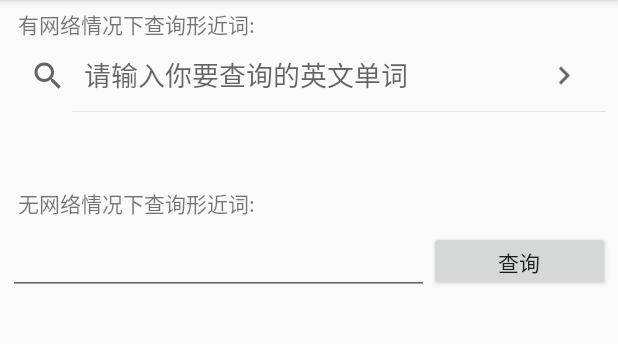
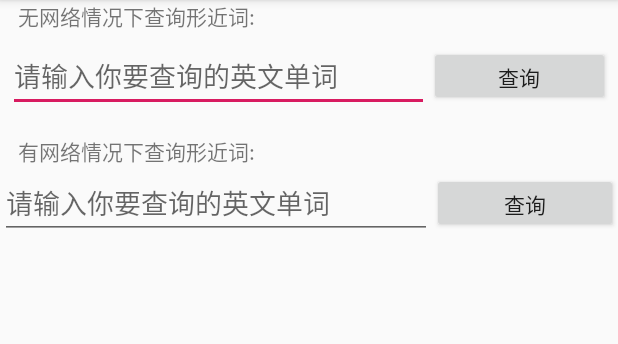
Before and after one commit to houyi19/searchEnglish, an Android app: the screen it shows after launch (SEMainActivity), on a phone screen of 412 x 824 dp, the part 84-428 px from its top. Run offline under Robolectric (Android 15) with nearby library versions, the phone set to English and light mode, and no system bars.

Commit message:
add online  adapter

```diff
--- a/app/build.gradle
+++ b/app/build.gradle
@@ -19,10 +19,11 @@ android {
 }
 
 dependencies {
-    implementation fileTree(dir: 'libs', include: ['*.jar'])
+    implementation fileTree(include: ['*.jar'], dir: 'libs')
     implementation 'com.android.support:appcompat-v7:28.0.0'
     implementation 'com.android.support.constraint:constraint-layout:1.1.3'
     testImplementation 'junit:junit:4.12'
     androidTestImplementation 'com.android.support.test:runner:1.0.2'
     androidTestImplementation 'com.android.support.test.espresso:espresso-core:3.0.2'
+    implementation 'com.android.support:recyclerview-v7:28.0.0'
 }
--- a/app/src/main/java/com/example/study/serachenglish/SEMainActivity.java
+++ b/app/src/main/java/com/example/study/serachenglish/SEMainActivity.java
@@ -2,6 +2,8 @@ package com.example.study.serachenglish;
 
 import android.support.v7.app.AppCompatActivity;
 import android.os.Bundle;
+import android.support.v7.widget.LinearLayoutManager;
+import android.support.v7.widget.RecyclerView;
 import android.support.v7.widget.SearchView;
 import android.util.Log;
 import android.view.View;
@@ -19,10 +21,11 @@ import java.util.ArrayList;
 public class SEMainActivity extends AppCompatActivity {
 
     private ArrayList<String> mModels;
-    private EditText mEdit;
+    private EditText mEdit,mSearchView;
     private Button mSubmitBtn;
     private TextView mResult,mResult1,mResult2,mResult3,mResult4;
-    private SearchView mSearchView;
+    private RecyclerView mRecycler;
+    private WordAdapter mAdapter;
     private boolean mFlag = false;
 
 
@@ -40,29 +43,29 @@ public class SEMainActivity extends AppCompatActivity {
         mResult4 = findViewById(R.id.act_result4);
         mResult1 = findViewById(R.id.act_result1);
         mSearchView = findViewById(R.id.act_search);
+        mRecycler = findViewById(R.id.act_recyler);
+        LinearLayoutManager mLinearLayoutManager = new LinearLayoutManager(this);
+        mRecycler.setLayoutManager(mLinearLayoutManager);
+        mAdapter = new WordAdapter();
+        mRecycler.setAdapter(mAdapter);
     }
 
     @Override
     protected void onStart() {
         super.onStart();
-        mSearchView.setQueryHint("请输入你要查询的英文单词");
-        mSearchView.setSubmitButtonEnabled(true);
-        mSearchView.setIconifiedByDefault(false);
     }
 
     @Override
     protected void onResume() {
         super.onResume();
-        mSearchView.setOnQueryTextListener(new SearchView.OnQueryTextListener() {
+        mSearchView.setOnClickListener(new View.OnClickListener() {
             @Override
-            public boolean onQueryTextSubmit(String s) {
-                Toast.makeText(getApplicationContext(),s,Toast.LENGTH_SHORT).show();
-                return true;
-            }
-
-            @Override
-            public boolean onQueryTextChange(String s) {
-                return false;
+            public void onClick(View v) {
+                mResult.setVisibility(View.GONE);
+                mResult1.setVisibility(View.GONE);
+                mResult2.setVisibility(View.GONE);
+                mResult3.setVisibility(View.GONE);
+                mResult4.setVisibility(View.GONE);
             }
         });
         mSubmitBtn.setOnClickListener(new View.OnClickListener() {
@@ -87,15 +90,13 @@ public class SEMainActivity extends AppCompatActivity {
         super.onPause();
     }
 
+    //获取形近词
     private void getResultWord(String s) {
         mFlag = false;
         TextView[] mRes = {mResult, mResult1, mResult2, mResult3, mResult4};
         int count = 0;
         for (int i = 0; i < mModels.size(); i++) {
             String s1 = mModels.get(i);
-            if (s1.isEmpty()) {
-                Log.i("test2", s1);
-            }
             double res = getStringDistance(s, s1);
             if (res < 3.0) {
                 mFlag = true;
@@ -118,6 +119,7 @@ public class SEMainActivity extends AppCompatActivity {
         }
     }
 
+    //将txt读取到mAllmodel里面，以便于后期直接进行比较
     private void duquTxt(ArrayList<String> models) {
         try {
             InputStreamReader fileReader = new InputStreamReader(getResources().openRawResource(R.raw.words));
@@ -136,6 +138,7 @@ public class SEMainActivity extends AppCompatActivity {
         }
     }
 
+    //基于Levenshtein Distance算法进行匹配。
     public double getStringDistance(String s1, String s2) {
 
         double distance[][];// 定义距离表
--- /dev/null
+++ b/app/src/main/java/com/example/study/serachenglish/WordAdapter.java
@@ -0,0 +1,50 @@
+package com.example.study.serachenglish;
+
+import android.support.annotation.NonNull;
+import android.support.v7.widget.RecyclerView;
+import android.view.View;
+import android.view.ViewGroup;
+
+import java.util.ArrayList;
+
+public class WordAdapter extends RecyclerView.Adapter<WordAdapter.ViewHodler> {
+    private ArrayList<WordBean> mWordModels;
+
+    public WordAdapter() {
+        mWordModels = new ArrayList<>();
+    }
+
+    public void setData(ArrayList<WordBean> mModels) {
+        mWordModels.clear();
+        if (mModels.isEmpty()) {
+            return;
+        }
+        mWordModels.addAll(mModels);
+        notifyDataSetChanged();
+    }
+
+    @NonNull
+    @Override
+    public ViewHodler onCreateViewHolder(@NonNull ViewGroup viewGroup, int i) {
+        return null;
+    }
+
+    @Override
+    public void onBindViewHolder(@NonNull ViewHodler viewHoler, int i) {
+
+    }
+
+    @Override
+    public int getItemCount() {
+        return mWordModels.size();
+    }
+
+
+    protected class ViewHodler extends RecyclerView.ViewHolder {
+
+        public ViewHodler(@NonNull View itemView) {
+            super(itemView);
+        }
+    }
+
+}
--- /dev/null
+++ b/app/src/main/java/com/example/study/serachenglish/WordBean.java
@@ -0,0 +1,5 @@
+package com.example.study.serachenglish;
+
+public class WordBean {
+
+}
--- a/app/src/main/res/layout/activity_semain.xml
+++ b/app/src/main/res/layout/activity_semain.xml
@@ -7,30 +7,11 @@
     android:orientation="vertical"
     tools:context=".SEMainActivity">
 
-    <TextView
-        android:layout_width="wrap_content"
-        android:layout_height="wrap_content"
-        android:layout_marginLeft="12dp"
-        android:layout_marginTop="5dp"
-        android:text="有网络情况下查询形近词:" />
-
-
-    <LinearLayout
-        android:layout_width="match_parent"
-        android:layout_height="wrap_content"
-        android:orientation="horizontal">
-
-        <android.support.v7.widget.SearchView
-            android:id="@+id/act_search"
-            android:layout_width="match_parent"
-            android:layout_height="wrap_content" />
-    </LinearLayout>
 
     <TextView
         android:layout_width="wrap_content"
         android:layout_height="wrap_content"
         android:layout_marginLeft="12dp"
-        android:layout_marginTop="50dp"
         android:text="无网络情况下查询形近词:" />
 
     <LinearLayout
@@ -41,6 +22,7 @@
         android:weightSum="100">
 
         <EditText
+            android:hint="请输入你要查询的英文单词"
             android:id="@+id/act_txt"
             android:layout_width="0dp"
             android:layout_height="wrap_content"
@@ -94,4 +76,40 @@
         android:background="@drawable/item_bg"
         android:visibility="gone" />
 
+
+    <TextView
+        android:layout_width="wrap_content"
+        android:layout_height="wrap_content"
+        android:layout_marginLeft="12dp"
+        android:layout_marginTop="10dp"
+        android:text="有网络情况下查询形近词:" />
+
+
+    <LinearLayout
+        android:layout_width="match_parent"
+        android:layout_height="wrap_content"
+        android:weightSum="100"
+        android:orientation="horizontal">
+
+        <EditText
+            android:layout_weight="70"
+            android:hint="请输入你要查询的英文单词"
+            android:id="@+id/act_search"
+            android:layout_width="0dp"
+            android:layout_height="wrap_content" />
+
+        <Button
+            android:id="@+id/act_submit_online"
+            android:layout_width="0dp"
+            android:layout_height="40dp"
+            android:layout_weight="30"
+            android:text="查询" />
+    </LinearLayout>
+
+    <android.support.v7.widget.RecyclerView
+        android:id="@+id/act_recyler"
+        android:layout_width="match_parent"
+        android:layout_height="200dp" />
+
+
 </LinearLayout>
```
